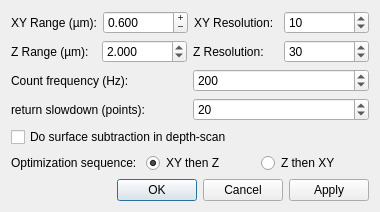
Above: gui/confocal/ui_optim_settings.ui from Ulm-IQO/qudi before the change. Below: the same form after it.
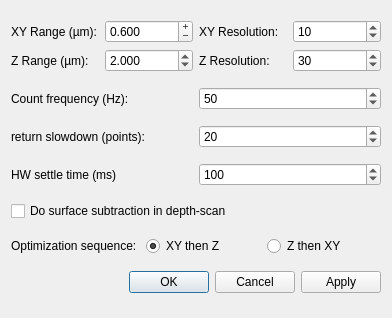
That is the form after the change.

Commit message: Optimizer setting to adjust settling time to let HW reach the start position of each optimization scan

Patch:
```diff
--- a/gui/confocal/ui_optim_settings.ui
+++ b/gui/confocal/ui_optim_settings.ui
@@ -6,8 +6,8 @@
    <rect>
     <x>0</x>
     <y>0</y>
-    <width>380</width>
-    <height>192</height>
+    <width>392</width>
+    <height>318</height>
    </rect>
   </property>
   <property name="sizePolicy">
@@ -21,8 +21,8 @@
   </property>
   <layout class="QVBoxLayout" name="verticalLayout">
    <item>
-    <layout class="QHBoxLayout" name="horizontalLayout_2">
-     <item>
+    <layout class="QGridLayout" name="gridLayout">
+     <item row="0" column="0">
       <widget class="QLabel" name="label_2">
        <property name="toolTip">
         <string>&lt;html&gt;&lt;head/&gt;&lt;body&gt;&lt;p&gt;&lt;br/&gt;&lt;/p&gt;&lt;/body&gt;&lt;/html&gt;</string>
@@ -32,7 +32,7 @@
        </property>
       </widget>
      </item>
-     <item>
+     <item row="0" column="1">
       <widget class="QDoubleSpinBox" name="xy_optimizer_range_DoubleSpinBox">
        <property name="toolTip">
         <string>&lt;html&gt;&lt;head/&gt;&lt;body&gt;&lt;p&gt;&lt;span style=&quot; font-size:10pt;&quot;&gt;Scan range of the optimizer in the xy area.&lt;/span&gt;&lt;/p&gt;&lt;/body&gt;&lt;/html&gt;</string>
@@ -57,14 +57,14 @@
        </property>
       </widget>
      </item>
-     <item>
+     <item row="0" column="2">
       <widget class="QLabel" name="label">
        <property name="text">
         <string>XY Resolution:</string>
        </property>
       </widget>
      </item>
-     <item>
+     <item row="0" column="3">
       <widget class="QSpinBox" name="xy_optimizer_resolution_SpinBox">
        <property name="toolTip">
         <string>&lt;html&gt;&lt;head/&gt;&lt;body&gt;&lt;p&gt;&lt;span style=&quot; font-size:10pt;&quot;&gt;Specify the distance between two subsequent scanned points for optimizer in xy scan.&lt;/span&gt;&lt;/p&gt;&lt;/body&gt;&lt;/html&gt;</string>
@@ -77,18 +77,14 @@
        </property>
       </widget>
      </item>
-    </layout>
-   </item>
-   <item>
-    <layout class="QHBoxLayout" name="horizontalLayout">
-     <item>
+     <item row="1" column="0">
       <widget class="QLabel" name="label_3">
        <property name="text">
         <string>Z Range (µm):</string>
        </property>
       </widget>
      </item>
-     <item>
+     <item row="1" column="1">
       <widget class="QDoubleSpinBox" name="z_optimizer_range_DoubleSpinBox">
        <property name="toolTip">
         <string>&lt;html&gt;&lt;head/&gt;&lt;body&gt;&lt;p&gt;&lt;span style=&quot; font-size:10pt;&quot;&gt;Scan range of the optimizer in the z direction.&lt;/span&gt;&lt;/p&gt;&lt;/body&gt;&lt;/html&gt;</string>
@@ -110,14 +106,14 @@
        </property>
       </widget>
      </item>
-     <item>
+     <item row="1" column="2">
       <widget class="QLabel" name="label_4">
        <property name="text">
         <string>Z Resolution:</string>
        </property>
       </widget>
      </item>
-     <item>
+     <item row="1" column="3">
       <widget class="QSpinBox" name="z_optimizer_resolution_SpinBox">
        <property name="toolTip">
         <string>&lt;html&gt;&lt;head/&gt;&lt;body&gt;&lt;p&gt;&lt;span style=&quot; font-size:10pt;&quot;&gt;Specify the distance between two subsequent scanned points for optimizer z scan.&lt;/span&gt;&lt;/p&gt;&lt;/body&gt;&lt;/html&gt;</string>
@@ -150,7 +146,7 @@
         <number>10000</number>
        </property>
        <property name="value">
-        <number>200</number>
+        <number>50</number>
        </property>
       </widget>
      </item>
@@ -183,6 +179,33 @@
      </item>
     </layout>
    </item>
+   <item>
+    <layout class="QHBoxLayout" name="horizontalLayout_6">
+     <item>
+      <widget class="QLabel" name="label_8">
+       <property name="toolTip">
+        <string>Settle time to let the scanning HW reach the start-point of the optimization scans.</string>
+       </property>
+       <property name="text">
+        <string>HW settle time (ms)</string>
+       </property>
+      </widget>
+     </item>
+     <item>
+      <widget class="QSpinBox" name="hw_settle_time_SpinBox">
+       <property name="toolTip">
+        <string>Settle time to let the scanning HW reach the start-point of the optimization scans.</string>
+       </property>
+       <property name="maximum">
+        <number>1000</number>
+       </property>
+       <property name="value">
+        <number>100</number>
+       </property>
+      </widget>
+     </item>
+    </layout>
+   </item>
    <item>
     <widget class="QCheckBox" name="do_surface_subtraction_CheckBox">
      <property name="toolTip">
```
Left out of the diff: 13 changed lines with no effect on the pictures. The commit also changes 2 other files.
